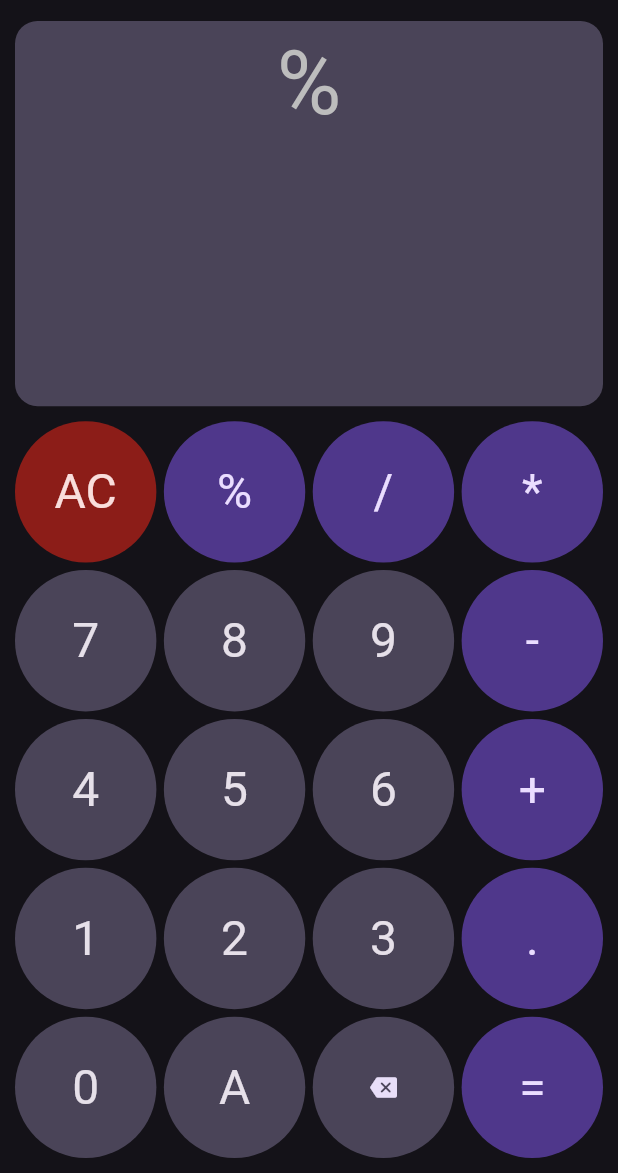
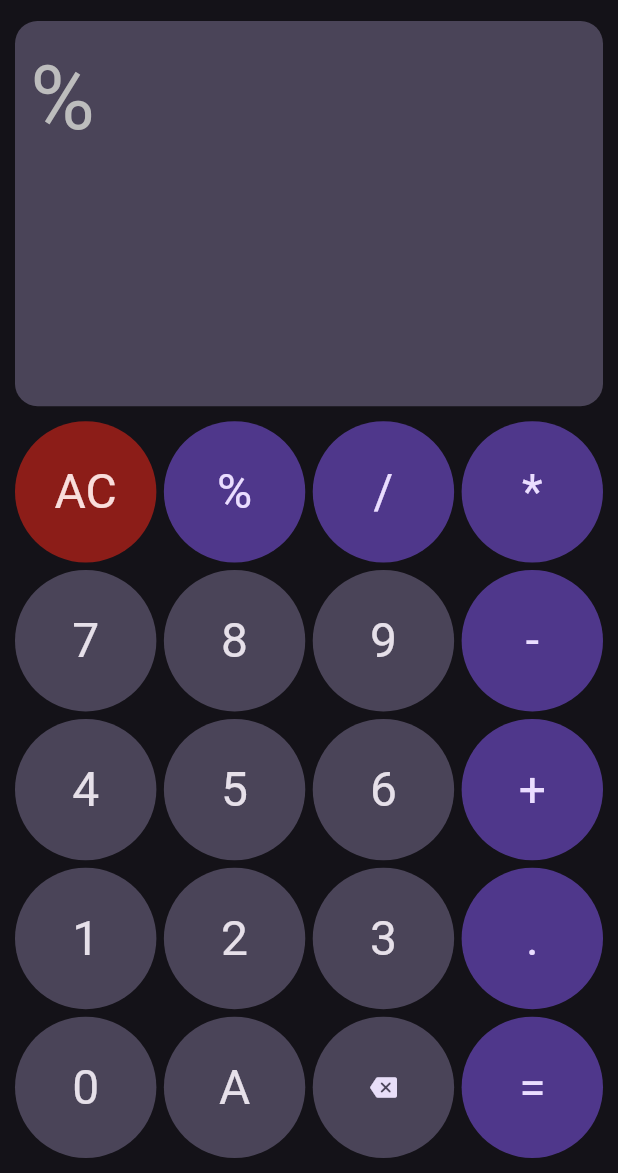
Before and after one commit to purveshxd/calculator, a Flutter app: the screen it shows after launch, after a tap on an icon or button, on a phone screen of 412 x 824 dp, the part 63-1236 px from its top. Run offline on Flutter 3.47's test engine with Material 3 defaults, Android fonts, the phone set to English and light mode, and no system bars; drawn by our look-alikes of auto_size_text; our stand-ins replace math_expressions.

Commit message:
auto scale text added

```diff
--- a/lib/button_grid.dart
+++ b/lib/button_grid.dart
@@ -1,3 +1,4 @@
+import 'package:auto_size_text/auto_size_text.dart';
 import 'package:flutter/material.dart';
 import 'package:full_calculator/buttons.dart';
 import 'package:math_expressions/math_expressions.dart';
@@ -53,6 +54,7 @@ class _ButtonGridState extends State<ButtonGrid> {
             children: [
               Expanded(
                 child: Container(
+                  padding: const EdgeInsets.all(10),
                   width: width,
                   margin: const EdgeInsets.only(bottom: 10),
                   decoration: BoxDecoration(
@@ -60,21 +62,28 @@ class _ButtonGridState extends State<ButtonGrid> {
                       color: Theme.of(context).colorScheme.secondaryContainer),
                   child: Column(
                       mainAxisAlignment: MainAxisAlignment.start,
+                      crossAxisAlignment: CrossAxisAlignment.start,
                       mainAxisSize: MainAxisSize.min,
                       children: [
-                        Text(
+                        AutoSizeText(
                           userQue,
+                          maxLines: 2,
+                          softWrap: true,
                           textAlign: TextAlign.left,
                           style: TextStyle(
                             color: Colors.grey.shade400,
                             fontSize: MediaQuery.of(context).size.width / 7,
                           ),
                         ),
-                        Text(
-                          userAns,
-                          style: TextStyle(
-                            color: Colors.grey.shade400,
-                            fontSize: MediaQuery.of(context).size.width / 6,
+                        Flexible(
+                          child: AutoSizeText(
+                            userAns,
+                            maxLines: 1,
+                            softWrap: true,
+                            style: TextStyle(
+                              color: Colors.grey.shade400,
+                              fontSize: MediaQuery.of(context).size.width / 5,
+                            ),
                           ),
                         ),
                       ]),
--- a/pubspec.yaml
+++ b/pubspec.yaml
@@ -35,6 +35,7 @@ dependencies:
   # Use with the CupertinoIcons class for iOS style icons.
   cupertino_icons: ^1.0.2
   math_expressions: ^2.3.1
+  auto_size_text: ^3.0.0
 
 dev_dependencies:
   flutter_test:
```
Also changed, not shown: pubspec.lock.
